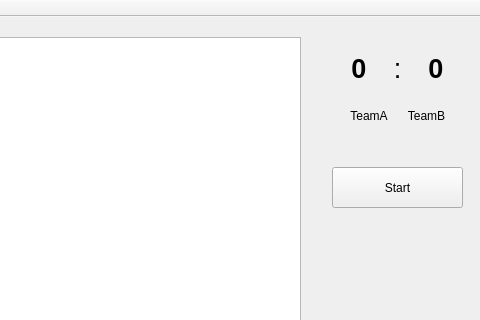
Gonz8/Pilkarzyki, file mainwindow.ui: the form before one commit; both pictures show x 218 to 698 and y 0 to 320 of the 698 by 588 pixel window.
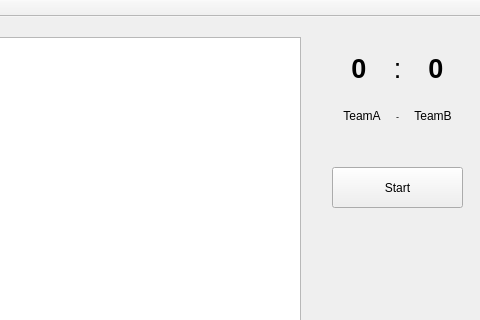
The form after the commit.

```diff
--- a/mainwindow.ui
+++ b/mainwindow.ui
@@ -27,7 +27,7 @@
      <string>Start</string>
     </property>
    </widget>
-   <widget class="QWidget" name="">
+   <widget class="QWidget" name="layoutWidget">
     <property name="geometry">
      <rect>
       <x>9</x>
@@ -91,7 +91,7 @@
      </item>
     </layout>
    </widget>
-   <widget class="QWidget" name="">
+   <widget class="QWidget" name="layoutWidget">
     <property name="geometry">
      <rect>
       <x>550</x>
@@ -135,6 +135,13 @@
          </property>
         </widget>
        </item>
+       <item>
+        <widget class="QLabel" name="label_2">
+         <property name="text">
+          <string>&lt;html&gt;&lt;head/&gt;&lt;body&gt;&lt;p align=&quot;center&quot;&gt;&lt;span style=&quot; font-size:7pt;&quot;&gt;-&lt;/span&gt;&lt;/p&gt;&lt;/body&gt;&lt;/html&gt;</string>
+         </property>
+        </widget>
+       </item>
        <item>
         <widget class="QLabel" name="labelTeamB">
          <property name="text">
```
